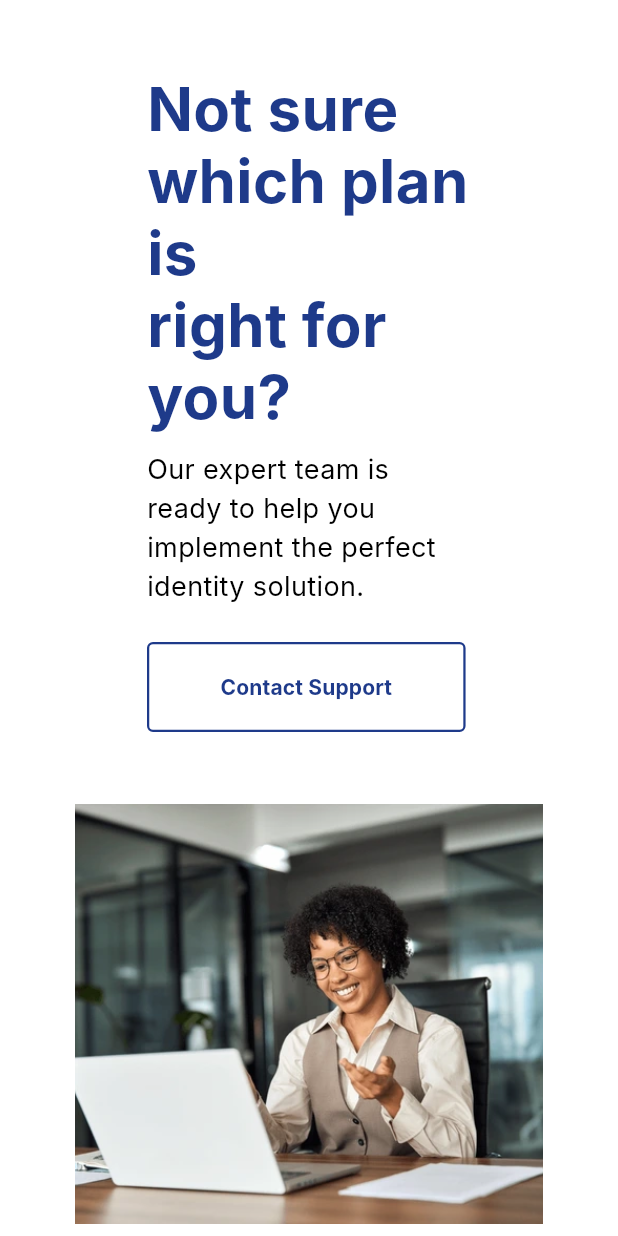
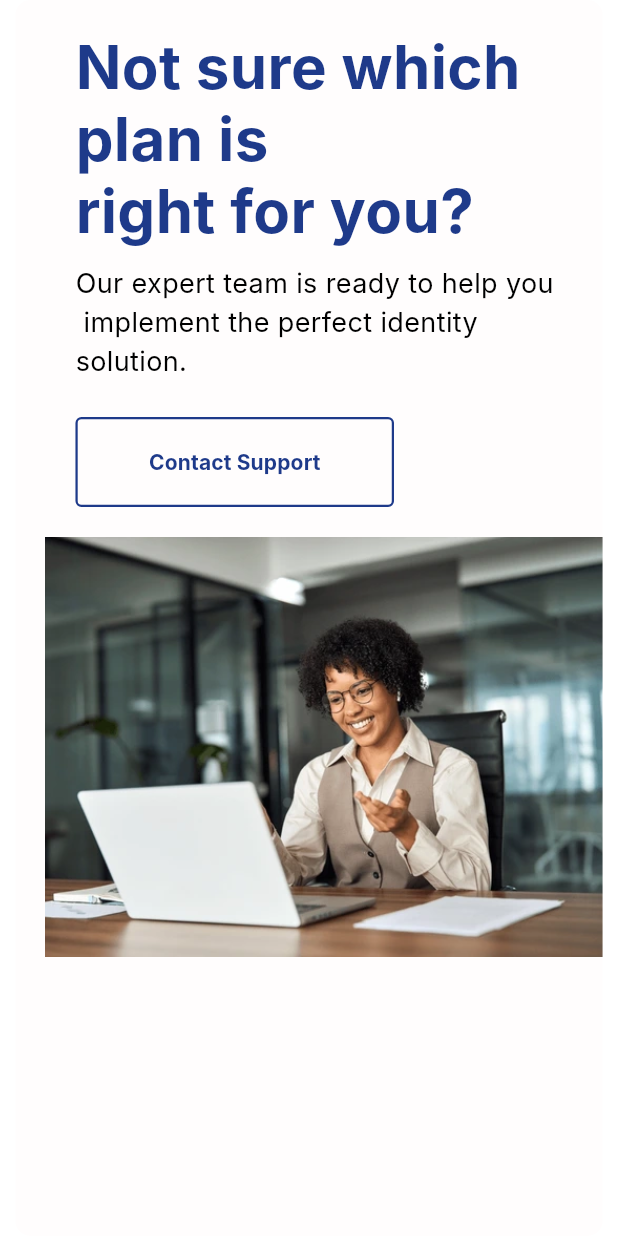
Before and after one commit to anthony199-7/afara_auth, a Flutter app: the SupportCTASection widget shown alone on an empty page, opened directly, on a phone screen of 412 x 824 dp. Run offline on Flutter 3.47's test engine with Material 3 defaults, Android fonts, the phone set to English and light mode, and no system bars; our stand-ins replace dio, flutter_riverpod, flutter_secure_storage, go_router; accounts and stored records are empty; Roboto replaces fonts that are missing (Inter).

Commit message:
update in individual_pricing

```diff
--- a/afara_project/lib/features/pages/pricing/individual_pricing.dart
+++ b/afara_project/lib/features/pages/pricing/individual_pricing.dart
@@ -370,31 +370,25 @@ class SupportCTASection extends StatelessWidget {
     return Center(
       child: Container(
         width: AppTheme.responsivePageWidth(context),
-        height: AppTheme.isMobile(context) ? null : 408,
-        padding: const EdgeInsets.symmetric(horizontal: 30),
-        margin: const EdgeInsets.symmetric(horizontal: 20),
+        //height: AppTheme.isMobile(context) ? null : 408,
+        padding: const EdgeInsets.only(top: 0, bottom: 0, left: 20, right: 0),
+        //margin: const EdgeInsets.only(),
         decoration: BoxDecoration(
-          color: Colors.white,
-          borderRadius: BorderRadius.circular(16),
-          boxShadow: const [
-            /* BoxShadow(
-              color: Colors.black,
-              blurRadius: 20,
-              offset: Offset(0, 10),
-            ),*/
-          ],
+          color: const Color.fromARGB(255, 255, 253, 253),
+          borderRadius: BorderRadius.circular(10),
+          boxShadow: const [],
         ),
         clipBehavior: Clip.antiAlias,
         child: LayoutBuilder(
           builder: (context, constraints) {
-            bool isWide = constraints.maxWidth > 700;
+            bool isWide = constraints.maxWidth > 900;
             return Flex(
               direction: isWide ? Axis.horizontal : Axis.vertical,
               children: [
                 Expanded(
                   flex: isWide ? 5 : 0,
                   child: Padding(
-                    padding: const EdgeInsets.all(48.0),
+                    padding: const EdgeInsets.all(20.0),
                     child: Column(
                       crossAxisAlignment: CrossAxisAlignment.start,
                       children: [
@@ -409,7 +403,7 @@ class SupportCTASection extends StatelessWidget {
                         ),
                         const SizedBox(height: 12),
                         const Text(
-                          'Our expert team is ready to help you implement the perfect identity solution.',
+                          'Our expert team is ready to help you \n implement the perfect identity solution.',
                           style: TextStyle(fontSize: 18, color: Colors.black),
                         ),
                         const SizedBox(height: 24),
@@ -444,23 +438,27 @@ class SupportCTASection extends StatelessWidget {
                   flex: isWide ? 5 : 0,
                   child: Container(
                     height: isWide ? 280 : 280,
+
                     width: double.infinity,
-                    color: Colors.white,
                     child: Stack(
                       fit: StackFit.expand,
                       children: [
                         // Safe placeholder representation of the operational portrait image inside image_e882e9.png
                         Container(
-                          color: const Color(0xff224a7d).withValues(alpha: 0.1),
+                          color: const Color.fromARGB(
+                            255,
+                            14,
+                            15,
+                            15,
+                          ).withValues(alpha: 0.1),
                           child: Image.asset(
                             'lib/assets/images/individual_pricig.png',
-
                             fit: BoxFit.cover,
                           ),
                         ),
                         if (isWide)
                           Positioned(
-                            //left: -1,
+                            left: -1,
                             top: 0,
                             bottom: 0,
                             child: CustomPaint(
```
